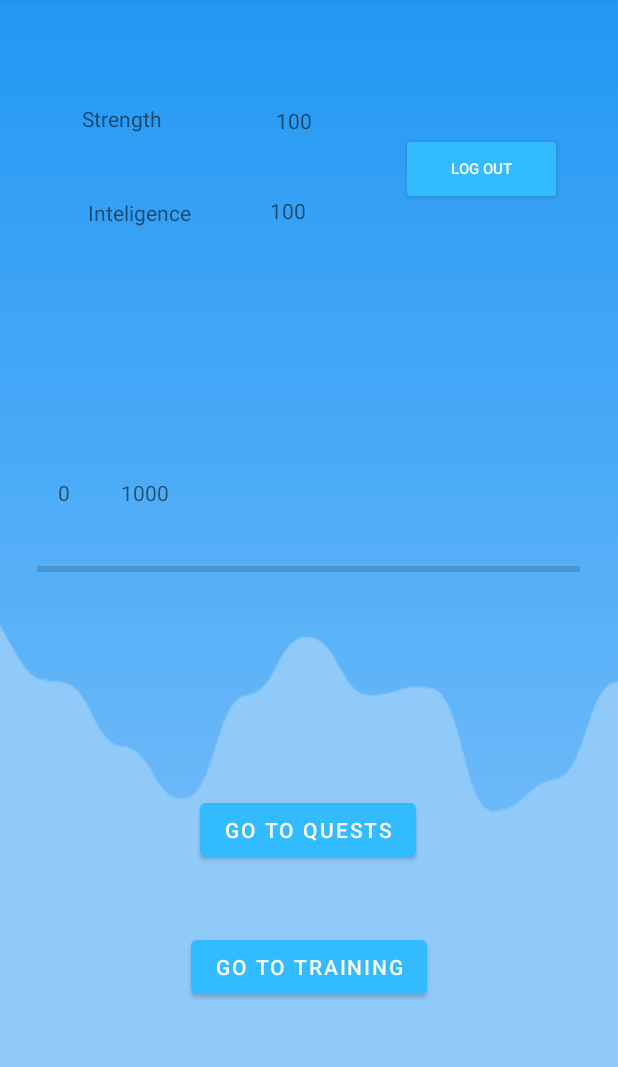
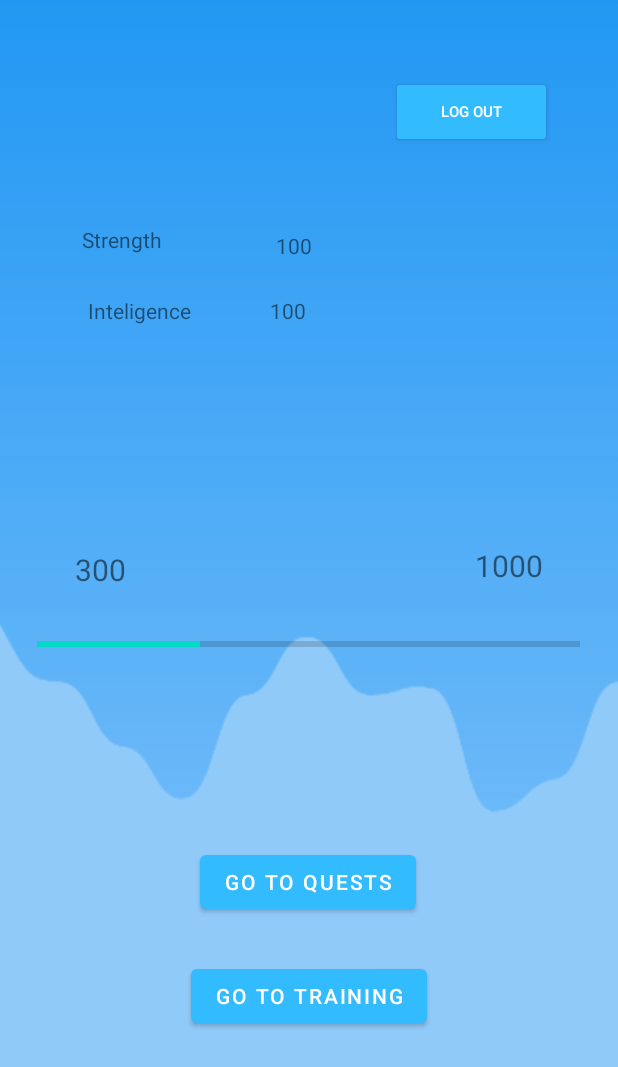
Before and after one commit to EricRocaC/IRLRPG, an Android app: the screen it shows after launch once a user with an empty profile is signed in (MainActivity), on a phone screen of 412 x 824 dp. Shown: the top 1067 px of the screen. Run offline under Robolectric (Android 15) with nearby library versions, the phone set to English and light mode, and no system bars; our stand-ins replace Firebase (no records; nobody signed in at launch, a user with empty details on screens opened directly).

```diff
--- a/app/src/main/AndroidManifest.xml
+++ b/app/src/main/AndroidManifest.xml
@@ -22,6 +22,10 @@
             android:screenOrientation="portrait" />
         <activity
             android:name=".EditQuest"
+            android:exported="true"
+            android:screenOrientation="portrait" />
+        <activity
+            android:name=".EditTraining"
             android:exported="true"
             android:screenOrientation="portrait" />
         <activity
--- a/app/src/main/java/com/example/irlrpg/ConfigTraining.java
+++ b/app/src/main/java/com/example/irlrpg/ConfigTraining.java
@@ -71,7 +71,7 @@ public class ConfigTraining extends AppCompatActivity {
 
                     TrainingData trainingData = new TrainingData(descTraining, difficult, expTrain, currentUser);
 
-                    databaseReference.addValueEventListener(new ValueEventListener() {
+                    databaseReference.addListenerForSingleValueEvent(new ValueEventListener() {
                         @Override
                         public void onDataChange(@NonNull DataSnapshot snapshot) {
                             databaseReference.child(descTraining).setValue(trainingData);
--- a/app/src/main/java/com/example/irlrpg/MainActivity.java
+++ b/app/src/main/java/com/example/irlrpg/MainActivity.java
@@ -6,6 +6,7 @@ import android.content.Intent;
 import android.os.Bundle;
 import android.view.View;
 import android.widget.Button;
+import android.widget.ProgressBar;
 import android.widget.TextView;
 import android.widget.Toast;
 
@@ -16,6 +17,7 @@ public class MainActivity extends AppCompatActivity {
     private Button btnQuest, btnTraining, logout;
     private int expUser, expNextLevel, intExp, strExp;
     private TextView expCurrent, expTotal, inteligence, strength;
+    private ProgressBar expBar;
     private FirebaseAuth mAuth;
 
     @Override
@@ -26,12 +28,13 @@ public class MainActivity extends AppCompatActivity {
         btnTraining = findViewById(R.id.goToTraining);
         expCurrent = findViewById(R.id.exp);
         expTotal = findViewById(R.id.totalExp);
+        expBar = findViewById(R.id.progressBar);
         inteligence = findViewById(R.id.intExp);
         strength = findViewById(R.id.strExp);
         logout = findViewById(R.id.logout);
         mAuth = FirebaseAuth.getInstance();
 
-        expUser = 0;
+        expUser = 300;
         expNextLevel = 1000;
         strExp = 100;
         intExp = 100;
@@ -40,6 +43,8 @@ public class MainActivity extends AppCompatActivity {
         expTotal.setText(String.valueOf(expNextLevel));
         inteligence.setText(String.valueOf(intExp));
         strength.setText(String.valueOf(strExp));
+        expBar.setMax(expNextLevel);
+        expBar.setProgress(expUser);
 
         btnQuest.setOnClickListener(new View.OnClickListener() {
             @Override
--- a/app/src/main/res/layout/activity_profile_autism.xml
+++ b/app/src/main/res/layout/activity_profile_autism.xml
@@ -23,28 +23,23 @@
         android:id="@+id/exp"
         android:layout_width="wrap_content"
         android:layout_height="wrap_content"
-        android:layout_marginStart="42dp"
-        android:layout_marginTop="272dp"
-        android:layout_marginEnd="369dp"
-        android:layout_marginBottom="440dp"
-        app:layout_constraintBottom_toBottomOf="parent"
-        app:layout_constraintEnd_toEndOf="parent"
+        android:layout_marginStart="50dp"
+        android:layout_marginTop="155dp"
+        android:textSize="20sp"
+        app:layout_constraintBottom_toTopOf="@+id/progressBar"
         app:layout_constraintStart_toStartOf="parent"
-        app:layout_constraintTop_toTopOf="parent" />
+        app:layout_constraintTop_toBottomOf="@+id/inteligence" />
 
     <TextView
         android:id="@+id/totalExp"
         android:layout_width="wrap_content"
         android:layout_height="wrap_content"
-        android:layout_marginStart="112dp"
-        android:layout_marginTop="272dp"
-        android:layout_marginEnd="299dp"
-        android:layout_marginBottom="440dp"
-        app:layout_constraintBottom_toBottomOf="parent"
+        android:layout_marginTop="150dp"
+        android:layout_marginEnd="50dp"
+        android:textSize="20sp"
+        app:layout_constraintBottom_toTopOf="@+id/progressBar"
         app:layout_constraintEnd_toEndOf="parent"
-        app:layout_constraintHorizontal_bias="1.0"
-        app:layout_constraintStart_toStartOf="parent"
-        app:layout_constraintTop_toTopOf="parent" />
+        app:layout_constraintTop_toBottomOf="@+id/intExp" />
 
     <Button
         android:id="@+id/goToQuests"
@@ -79,25 +74,22 @@
         style="@style/Widget.AppCompat.Button"
         android:layout_width="107dp"
         android:layout_height="48dp"
-        android:layout_marginStart="49dp"
         android:layout_marginTop="38dp"
-        android:layout_marginEnd="37dp"
+        android:layout_marginEnd="44dp"
         android:layout_marginBottom="200dp"
         android:text="@string/logout"
         android:textSize="10sp"
         app:layout_constraintBottom_toTopOf="@+id/progressBar"
         app:layout_constraintEnd_toEndOf="parent"
-        app:layout_constraintHorizontal_bias="1.0"
-        app:layout_constraintStart_toEndOf="@+id/strExp"
         app:layout_constraintTop_toTopOf="parent"
-        app:layout_constraintVertical_bias="1.0" />
+        app:layout_constraintVertical_bias="0.128" />
 
     <TextView
         android:id="@+id/force"
         android:layout_width="wrap_content"
         android:layout_height="wrap_content"
         android:layout_marginStart="44dp"
-        android:layout_marginTop="54dp"
+        android:layout_marginTop="154dp"
         android:layout_marginBottom="28dp"
         android:text="@string/strength"
         app:layout_constraintBottom_toTopOf="@+id/inteligence"
@@ -123,7 +115,7 @@
         android:layout_width="wrap_content"
         android:layout_height="wrap_content"
         android:layout_marginStart="65dp"
-        android:layout_marginTop="54dp"
+        android:layout_marginTop="154dp"
         android:layout_marginEnd="193dp"
         android:layout_marginBottom="24dp"
         android:text="TextView"
```
Also changed, not shown: app/src/main/java/com/example/irlrpg/ConfigQuest.java (+6 -2 lines), app/src/main/java/com/example/irlrpg/EditQuest.java (+22 -15 lines), app/src/main/java/com/example/irlrpg/EditTraining.java (+104 -0 lines), app/src/main/java/com/example/irlrpg/QuestAutism.java (+11 -20 lines), app/src/main/java/com/example/irlrpg/QuestData.java (+13 -1 lines), app/src/main/java/com/example/irlrpg/TrainingAutism.java (+12 -16 lines), app/src/main/res/layout/activity_quest_edit_autism.xml (+13 -15 lines), app/src/main/res/layout/activity_quests_autism.xml (+2 -17 lines), app/src/main/res/layout/activity_quests_config_autism.xml (+9 -8 lines), app/src/main/res/layout/activity_training_autism.xml (+2 -17 lines), app/src/main/res/layout/activity_training_config_autism.xml (+5 -4 lines), app/src/main/res/layout/activity_training_edit_autism.xml (+23 -24 lines).
